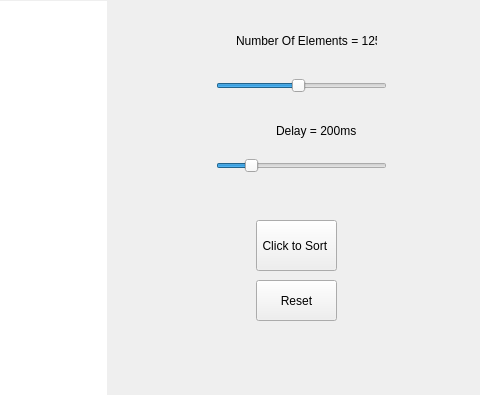
The window that Visualizer/widget.ui (sauzzon/Visualization) describes before a commit, drawn with Qt 5; both pictures show x 894 to 1374 and y 0 to 395 of the 1374 by 720 pixel window.
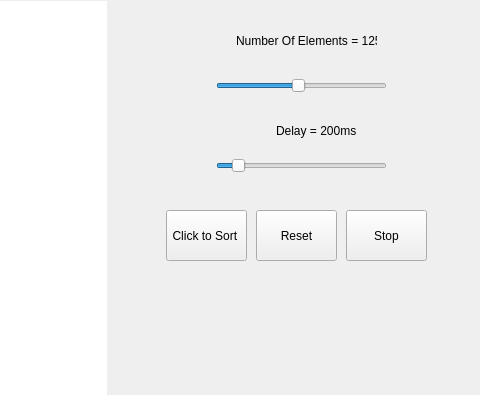
The same window after the commit.

Commit message:
Stop Button added
Stop button is added to stop the loop

What changed in the file:
```diff
--- a/Visualizer/widget.ui
+++ b/Visualizer/widget.ui
@@ -91,8 +91,8 @@
   <widget class="QPushButton" name="pushButton">
    <property name="geometry">
     <rect>
-     <x>1150</x>
-     <y>220</y>
+     <x>1060</x>
+     <y>210</y>
      <width>81</width>
      <height>51</height>
     </rect>
@@ -108,9 +108,9 @@
    <property name="geometry">
     <rect>
      <x>1150</x>
-     <y>280</y>
+     <y>210</y>
      <width>81</width>
-     <height>41</height>
+     <height>51</height>
     </rect>
    </property>
    <property name="text">
@@ -140,10 +140,10 @@
     </rect>
    </property>
    <property name="minimum">
-    <number>25</number>
+    <number>10</number>
    </property>
    <property name="maximum">
-    <number>1000</number>
+    <number>2000</number>
    </property>
    <property name="singleStep">
     <number>25</number>
@@ -155,6 +155,19 @@
     <enum>Qt::Horizontal</enum>
    </property>
   </widget>
+  <widget class="QPushButton" name="stopButton">
+   <property name="geometry">
+    <rect>
+     <x>1240</x>
+     <y>210</y>
+     <width>81</width>
+     <height>51</height>
+    </rect>
+   </property>
+   <property name="text">
+    <string>Stop</string>
+   </property>
+  </widget>
  </widget>
  <resources/>
  <connections/>
```
Left out of the diff: 2 changed lines with no effect on the pictures. The commit also changes 8 other files.
